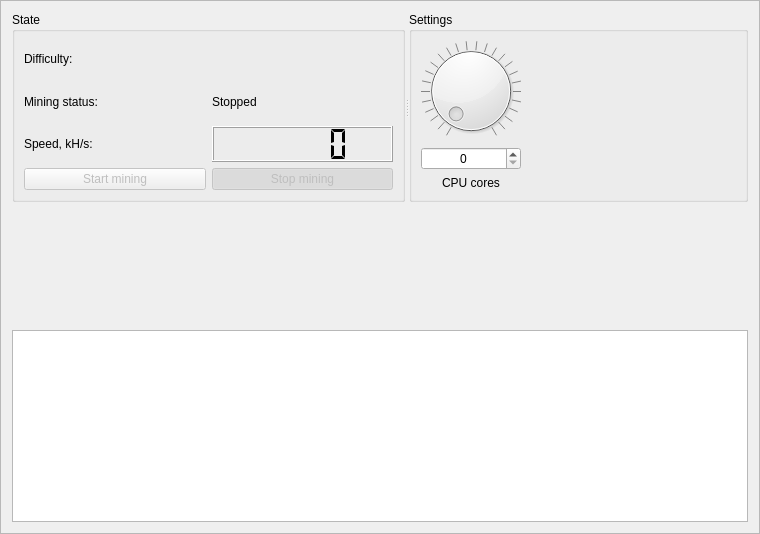
The window that src/gui/ui/miningframe.ui (aivve/KarbowanecWallet) describes before a commit, drawn with Qt 5.
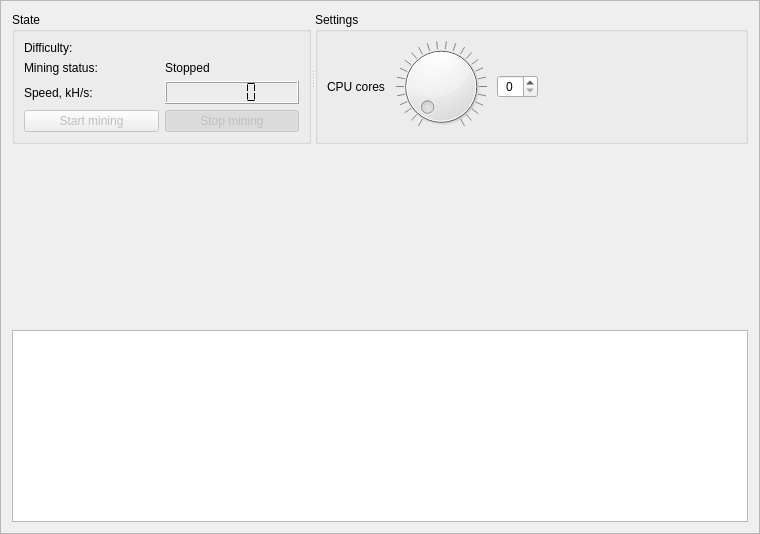
The same window after the commit. Custom widgets are drawn as their Qt base class.

Commit message: Change layout of mining cores settings

The edit to the form file:
```diff
--- a/src/gui/ui/miningframe.ui
+++ b/src/gui/ui/miningframe.ui
@@ -117,6 +117,22 @@
        <string>Settings</string>
       </property>
       <layout class="QHBoxLayout" name="horizontalLayout">
+       <item>
+        <widget class="QLabel" name="label_2">
+         <property name="minimumSize">
+          <size>
+           <width>0</width>
+           <height>0</height>
+          </size>
+         </property>
+         <property name="text">
+          <string>CPU cores</string>
+         </property>
+         <property name="alignment">
+          <set>Qt::AlignCenter</set>
+         </property>
+        </widget>
+       </item>
        <item>
         <layout class="QVBoxLayout" name="verticalLayout_5">
          <item>
@@ -144,31 +160,15 @@
            </property>
           </widget>
          </item>
-         <item>
-          <widget class="QSpinBox" name="m_cpuCoresSpin">
-           <property name="alignment">
-            <set>Qt::AlignCenter</set>
-           </property>
-          </widget>
-         </item>
-         <item>
-          <widget class="QLabel" name="label_2">
-           <property name="minimumSize">
-            <size>
-             <width>0</width>
-             <height>0</height>
-            </size>
-           </property>
-           <property name="text">
-            <string>CPU cores</string>
-           </property>
-           <property name="alignment">
-            <set>Qt::AlignCenter</set>
-           </property>
-          </widget>
-         </item>
         </layout>
        </item>
+       <item>
+        <widget class="QSpinBox" name="m_cpuCoresSpin">
+         <property name="alignment">
+          <set>Qt::AlignCenter</set>
+         </property>
+        </widget>
+       </item>
        <item>
         <spacer name="horizontalSpacer">
          <property name="orientation">
```
